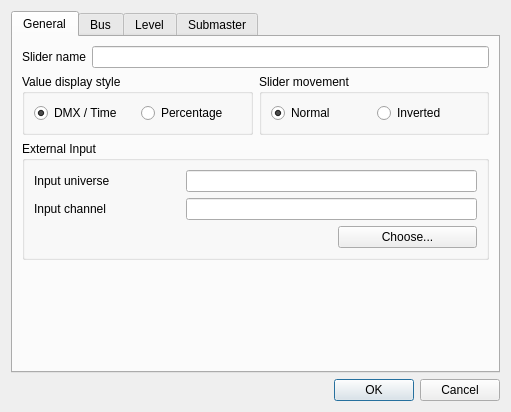
Andersbakken/qlc, file ui/src/vcsliderproperties.ui: the form before one commit.
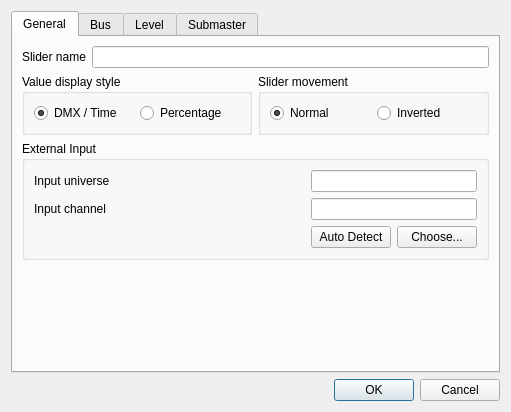
The form after the commit.

Commit message: Added "Auto Detect" buttons to VCButtonProperties, VCSliderProperties and VCProperties dialogs. Now user can just click the "Auto Detect" button and wiggle an external slider/knob/button to get that control assigned to a virtual console widget quickly.

Diff of the .ui file:
```diff
--- a/ui/src/vcsliderproperties.ui
+++ b/ui/src/vcsliderproperties.ui
@@ -143,7 +143,7 @@
             </property>
            </widget>
           </item>
-          <item row="2" column="0" colspan="2">
+          <item row="2" column="0">
            <spacer name="horizontalSpacer">
             <property name="orientation">
              <enum>Qt::Horizontal</enum>
@@ -166,6 +166,19 @@
             </property>
            </widget>
           </item>
+          <item row="2" column="1">
+           <widget class="QPushButton" name="m_autoDetectInputButton">
+            <property name="toolTip">
+             <string>When toggled, you can move an external slider/knob to assign it to this virtual console slider.</string>
+            </property>
+            <property name="text">
+             <string>Auto Detect</string>
+            </property>
+            <property name="checkable">
+             <bool>true</bool>
+            </property>
+           </widget>
+          </item>
          </layout>
         </widget>
        </item>
```
The commit also changes 8 other files.
